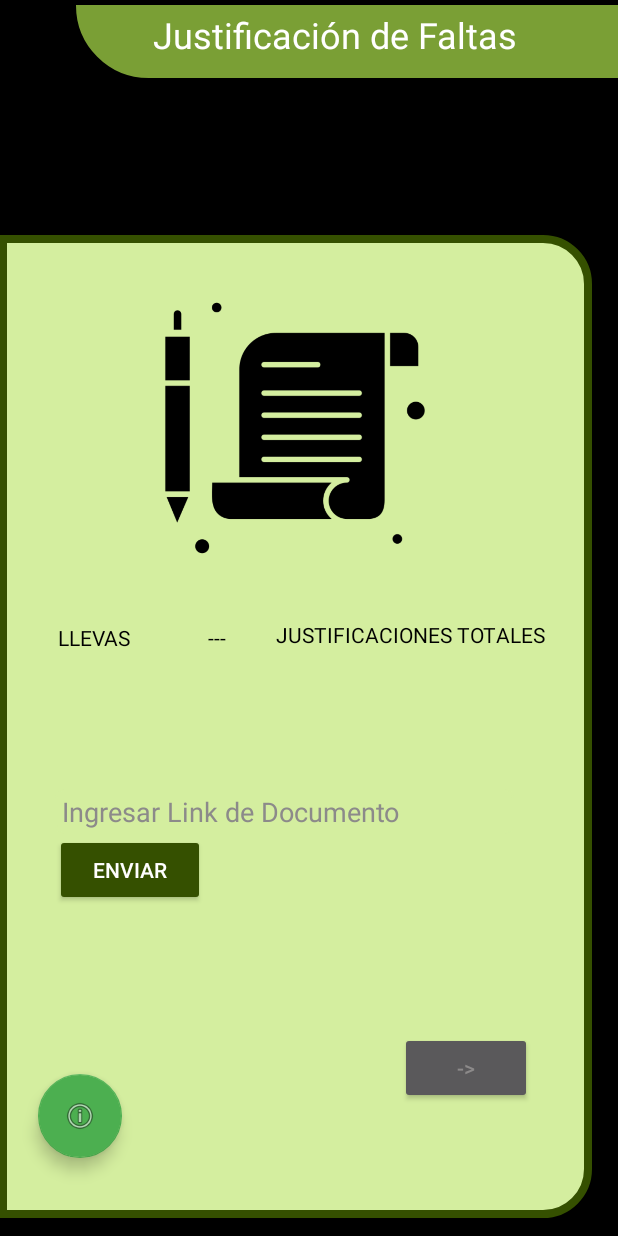
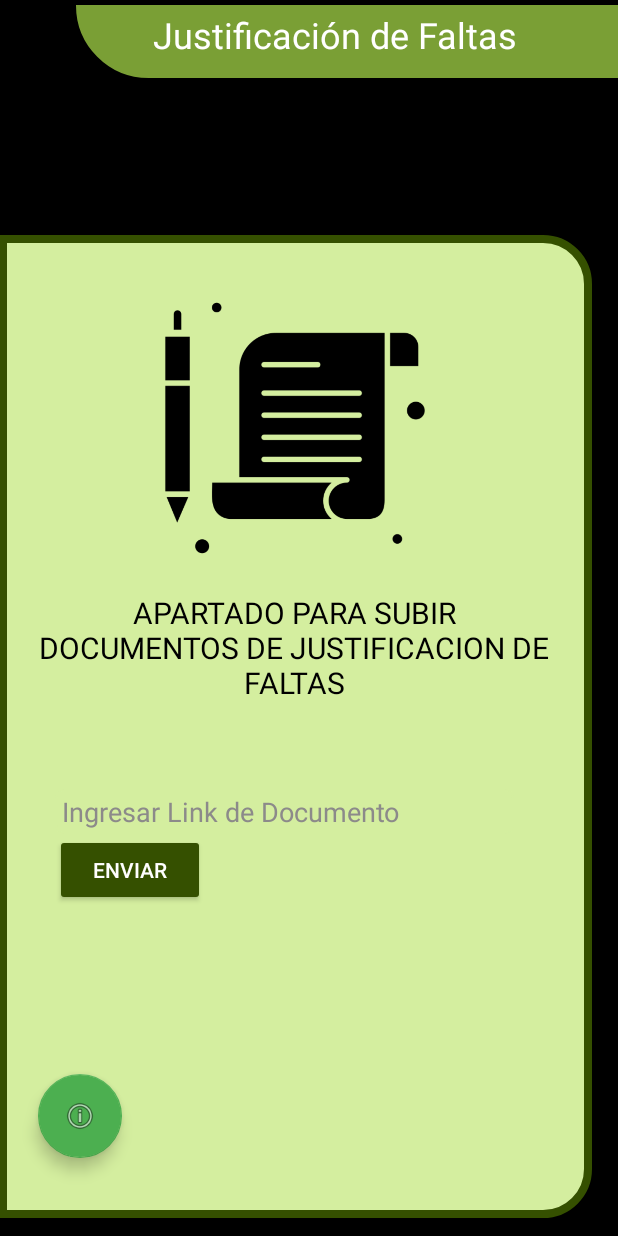
Before and after one commit to SanchezOscarAbdiel/SorteoSMN, an Android app: the justificar screen opened directly, with no data from a screen before it, on a phone screen of 412 x 824 dp. Run offline under Robolectric (Android 15) with nearby library versions, the phone set to English and light mode, and no system bars; our stand-ins replace Volley; network calls fail.

Commit message:
segunda version final de la aplicacion

```diff
--- a/app/src/main/java/com/example/sorteosmn/Login.java
+++ b/app/src/main/java/com/example/sorteosmn/Login.java
@@ -26,7 +26,7 @@ public class Login extends AppCompatActivity{
     //LLAMADA A LOS ELEMENTOS DE LA INTERFAZ DE LOGEO EN DONDE SE INTRODUCEN LOS DATOS
     EditText correo, matricula;
     //VARIABLES QUE ALMACENAN LOS DATOS RECIBIDOS EN LOS EDITTEXT
-    public static String Correo = "", Matricula = "", tipoA = "";
+    public static String Correo = "", Matricula, tipoA = "";
     public static int desvio = 0;
     //GUARDARA EL RESULTADO DE LA CONSULTA PARA OBTENER LOS DATOS VALIDOS DE LOGEO
     String z = "";
--- a/app/src/main/java/com/example/sorteosmn/justificar.java
+++ b/app/src/main/java/com/example/sorteosmn/justificar.java
@@ -2,7 +2,10 @@ package com.example.sorteosmn;
 
 //IMPORT: ELEMENTOS DE LA PANTALLA
 import androidx.annotation.Nullable;
+import androidx.appcompat.app.AlertDialog;
 import androidx.appcompat.app.AppCompatActivity;
+
+import android.content.DialogInterface;
 import android.content.Intent;
 import android.os.Bundle;
 import android.view.View;
@@ -30,8 +33,8 @@ public class justificar extends AppCompatActivity {
     //LLAMADA A METODOS SQL DE LOGEO
     RequestQueue requestQueue;
     Login objL = new Login();
-    String Matricula = objL.Matricula,link;
-    int contador = 0;
+    String Matricula117 = objL.Matricula,link;
+    int contador;
     //ELEMENTOS DE INTERFAZ PARA LA CAPTURA DE DATOS
     EditText E4;
     Button enviar;
@@ -47,11 +50,9 @@ public class justificar extends AppCompatActivity {
         funa(null);
         //SE CAPTURAN LOS DATOS TRAIDOS POR LOS ELEMENTOS DE LA INTERFAZ EN VARIABLES
         E4 = (EditText) findViewById(R.id.Edoc4);
-        link = E4.getText().toString();
+
         enviar = (Button) findViewById(R.id.benviar4);
-        numero = (TextView) findViewById(R.id.tvNumeros);
-        //CONTADOR PARA IMPRIMIR EL NUMERO DE FALTAS
-        numero.setText(contador);
+
 
         /*CUANDO SE HACE CLICK EN EL BOTON DE JUSTIFICAR SE LLAMA A ESTE METODO QUE INSERTARA EL LINK DE LA
           JUSTIFICACION DENTRO DE LA BASE DE DATOS Y EN SU TABLA CORRESPONDIENTE*/
@@ -61,6 +62,7 @@ public class justificar extends AppCompatActivity {
                 //SE COMPRUEBA CON EL IF QUE NO SE TENGAN MAS DE 4 JUSTIFICACIONES POR ENCUADRADO (YA QUE ES EL LIMITE)
                 if (contador < 5) {
                     //SI SE CUMPLE LA CONDICION ENTONCES SE LLAMA AL METODO PARA INSERTAR LA JUSTIFICACION Y SE REGRESA A LA VENTANA PRINCIPAL
+                    link = E4.getText().toString();
                     InsertaJ(null);
                     pasaMain(null);
                 } else {
@@ -74,7 +76,7 @@ public class justificar extends AppCompatActivity {
     //CUENTA LA CANTIDAD DE JUSTIFICACIONES QUE HA SUBIDO EL ENCUADRADO
     public void funa(String xd) {
         //SE LLAMA AL METODO SQL QUE REALIZARA LA CONSULTA EN LA TABLA CORRESPONDIENTE LLEVANDO COMO PARAMETRO LA MATRICULA
-        String URL = "http://192.168.56.1/android/cuentaJ.php?Matricula_Enc=" + Matricula;
+        String URL = "http://192.168.56.1/android/cuentaJ.php?Matricula_Enc=" + Matricula117;
         //INICIA EL TRATAMIENTO DE LOS DATOS MEDIANTE LOS OBJETOS JSON
         JsonArrayRequest jsonArrayRequest = new JsonArrayRequest(URL, new Response.Listener<JSONArray>() {
             @Override
@@ -103,7 +105,8 @@ public class justificar extends AppCompatActivity {
     //SI AUN CUMPLE CON LOS CRITERIOS PARA JUSTIFICAR, ENTONCES ESTE METODO HARA LA SUBIDA DEL JUSTIFICANTE
     public void InsertaJ(String xd) {
         //SE HACE EL LLAMADO A SQL PARA INSERTAR LOS DATOS CORRESPONDIENTES EN LA TABLA INDICADA
-        String url = "http://192.168.56.1/android/saveJustifica.php?Matricula_Enc="+Matricula+"&L_DocJust="+link;
+        System.out.println("Prueba justifica"+link);
+        String url = "http://192.168.56.1/android/saveJustifica.php?Matricula_Enc="+Matricula117+"&L_DocJust="+link;
         //HACE LA INSERCION A LA TABLA DE JUSTIFICACIONES UNA VEZ REALIZADO EL LLAMADO A SQL
         StringRequest stringRequest = new StringRequest(
             Request.Method.POST, url, new Response.Listener<String>() {
@@ -122,12 +125,26 @@ public class justificar extends AppCompatActivity {
             @Override
             protected Map<String, String> getParams() throws AuthFailureError {
                 Map<String, String> params = new HashMap<>();
-                params.put("Matricula_Enc", Matricula);
+                params.put("Matricula_Enc", Matricula117);
                 params.put("L_DocJust", link);
                 return params;
             }
         };
         requestQueue.add(stringRequest);
+    }
+
+    public void PopUpInfo(View view) {
+        AlertDialog.Builder alerta = new AlertDialog.Builder(justificar.this);
+        alerta.setMessage("INSTRUCCIONES: "+"\n\n-Escanea en formato pdf el documento justificatorio\n-Sube dicho documento a Google Drive con formato de nombre 'Matricula_Nombre'\n-Obten un enlace publico del archivo\nPega dicho enlace en el espacio correspondiente y envialo\n\nSolo se dispone de 4 intentos totales").setCancelable(false)
+                .setNeutralButton("ACEPTAR", new DialogInterface.OnClickListener() {
+                    @Override
+                    public void onClick(DialogInterface dialog, int i) {
+                        dialog.dismiss();
+                    }
+                });
+        AlertDialog titulo = alerta.create();
+        titulo.setTitle("JUSTIFICACION DE FALTAS");
+        titulo.show();
     }
 
     //METODOS PARA PASAR DE INTERFAZ (PERFIL)
--- a/app/src/main/java/com/example/sorteosmn/panelControl.java
+++ b/app/src/main/java/com/example/sorteosmn/panelControl.java
@@ -85,7 +85,7 @@ public class panelControl extends AppCompatActivity {
         Cuerpo.setText("");
         etTitulo.setText(" ");
         AlertDialog.Builder alerta = new AlertDialog.Builder(panelControl.this);
-        alerta.setMessage("¡CUIDADO!: Elija un tipo de adscrito a lista").setCancelable(false)
+        alerta.setMessage("¡CUIDADO!: Elija un tipo de adscrito a listar").setCancelable(false)
                 .setPositiveButton("ENCUADRADOS", new DialogInterface.OnClickListener() {
                     @Override
                     public void onClick(DialogInterface dialog, int i) {
--- a/app/src/main/res/layout/activity_justificar.xml
+++ b/app/src/main/res/layout/activity_justificar.xml
@@ -25,29 +25,19 @@
 
         <TextView
             android:id="@+id/txtJus1"
-            android:layout_width="86dp"
-            android:layout_height="wrap_content"
-            android:layout_marginStart="39dp"
+            android:layout_width="345dp"
+            android:layout_height="86dp"
+            android:layout_marginStart="24dp"
             android:layout_marginTop="28dp"
             android:layout_marginBottom="41dp"
-            android:text="LLEVAS"
+            android:text="APARTADO PARA SUBIR DOCUMENTOS DE JUSTIFICACION DE FALTAS"
+            android:textAlignment="center"
             android:textColor="#000000"
+            android:textSize="20sp"
             app:layout_constraintBottom_toTopOf="@+id/linearLayout2"
             app:layout_constraintStart_toStartOf="parent"
-            app:layout_constraintTop_toBottomOf="@+id/imageView2" />
-
-        <TextView
-            android:id="@+id/tvNumeros"
-            android:layout_width="25dp"
-            android:layout_height="wrap_content"
-            android:layout_marginStart="14dp"
-            android:layout_marginTop="28dp"
-            android:layout_marginBottom="41dp"
-            android:text="---"
-            android:textColor="#000000"
-            app:layout_constraintBottom_toTopOf="@+id/linearLayout2"
-            app:layout_constraintStart_toEndOf="@+id/txtJus1"
-            app:layout_constraintTop_toBottomOf="@+id/imageView2" />
+            app:layout_constraintTop_toBottomOf="@+id/imageView2"
+            app:layout_constraintVertical_bias="0.253" />
 
         <com.google.android.material.floatingactionbutton.FloatingActionButton
             android:id="@+id/binfo"
@@ -57,6 +47,7 @@
             android:layout_marginEnd="313dp"
             android:layout_marginBottom="40dp"
             android:clickable="true"
+            android:onClick="PopUpInfo"
             app:backgroundTint="#4CAF50"
             app:layout_constraintBottom_toBottomOf="parent"
             app:layout_constraintEnd_toEndOf="parent"
@@ -125,34 +116,6 @@
             app:layout_constraintVertical_bias="0.0"
             app:srcCompat="@drawable/boligrafo_de_bloc_de_notas" />
 
-        <Button
-            android:id="@+id/button20"
-            android:layout_width="wrap_content"
-            android:layout_height="wrap_content"
-            android:layout_marginTop="30dp"
-            android:layout_marginEnd="40dp"
-            android:layout_marginBottom="33dp"
-            android:onClick="pasaMain1"
-            android:text="->"
-            android:textColor="#8C8A8A"
-            android:textColorHint="#8C8A8A"
-            app:layout_constraintBottom_toBottomOf="parent"
-            app:layout_constraintEnd_toEndOf="parent"
-            app:layout_constraintTop_toBottomOf="@+id/linearLayout2" />
-
-        <TextView
-            android:id="@+id/tvJus2"
-            android:layout_width="wrap_content"
-            android:layout_height="wrap_content"
-            android:layout_marginStart="20dp"
-            android:layout_marginTop="26dp"
-            android:layout_marginBottom="43dp"
-            android:text="JUSTIFICACIONES TOTALES"
-            android:textColor="#000000"
-            app:layout_constraintBottom_toTopOf="@+id/linearLayout2"
-            app:layout_constraintStart_toEndOf="@+id/tvNumeros"
-            app:layout_constraintTop_toBottomOf="@+id/imageView2" />
-
     </androidx.constraintlayout.widget.ConstraintLayout>
 
     <androidx.constraintlayout.widget.ConstraintLayout
--- a/app/src/main/res/layout/activity_main.xml
+++ b/app/src/main/res/layout/activity_main.xml
@@ -111,7 +111,7 @@
         android:layout_width="515dp"
         android:layout_height="87dp"
         android:layout_marginTop="1dp"
-        android:layout_marginBottom="20dp"
+        android:layout_marginBottom="60dp"
         android:layout_weight="1"
         app:layout_constraintBottom_toTopOf="@+id/linearLayout5"
         app:layout_constraintTop_toBottomOf="@+id/tvTipoP"
@@ -123,12 +123,12 @@
         android:id="@+id/imageView6"
         android:layout_width="79dp"
         android:layout_height="74dp"
-        android:layout_marginTop="20dp"
+        android:layout_marginTop="50dp"
         app:layout_constraintBottom_toTopOf="@+id/linearLayout5"
         app:layout_constraintTop_toBottomOf="@+id/constraintLayout5"
         app:layout_constraintVertical_bias="1.0"
         app:srcCompat="@drawable/usuario__2_"
-        tools:layout_editor_absoluteX="20dp" />
+        tools:layout_editor_absoluteX="43dp" />
 
     <TextView
         android:id="@+id/tvTipoP"
```
Also changed, not shown: app/src/main/java/com/example/sorteosmn/MainActivity.java (+9 -9 lines), app/src/main/java/com/example/sorteosmn/Registro.java (+5 -8 lines), app/src/main/java/com/example/sorteosmn/sorteo.java (+3 -4 lines), app/src/main/res/layout/activity_login.xml (+4 -12 lines), app/src/main/res/layout/activity_registro.xml (+0 -21 lines), app/src/main/res/layout/popup.xml (+24 -17 lines), app/src/main/res/layout/popupenc.xml (+4 -8 lines).
